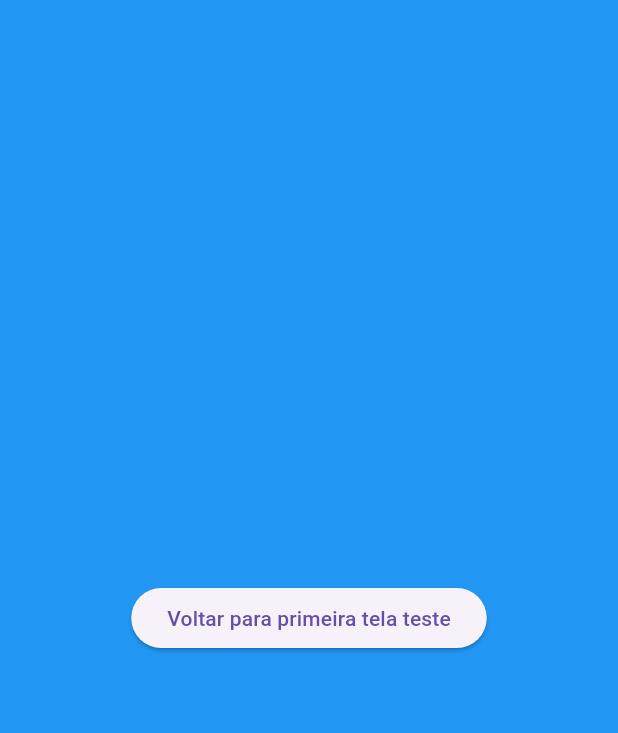
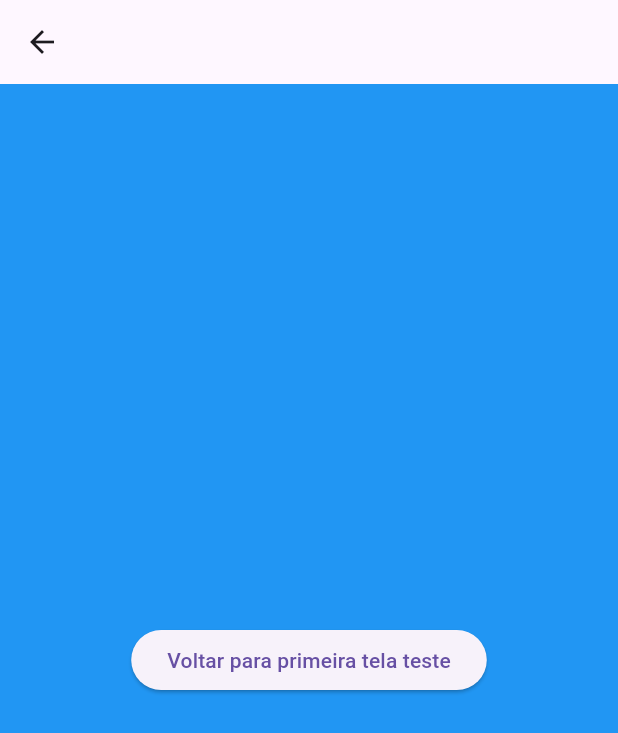
Before and after one commit to venancioalves/estudos-flutter, a Flutter app: the screen it shows after launch, after a tap on "Ir para segunda tela", on a phone screen of 412 x 824 dp. Shown: the top 733 px of the screen. Run offline on Flutter 3.47's test engine with Material 3 defaults, Android fonts, the light colour scheme and no system bars; our stand-ins replace carousel_slider.

Commit message:
Finalização da aula 10

```diff
--- a/FLUTTER-NV1/aula10/lib/one_page.dart
+++ b/FLUTTER-NV1/aula10/lib/one_page.dart
@@ -10,7 +10,9 @@ class OnePage extends StatelessWidget {
       body: Center(
           child: ElevatedButton(
         onPressed: () {
-          Navigator.of(context).pushNamed('/twopage', arguments: 'teste');
+          Navigator.of(context)
+              .pushNamed('/twopage', arguments: 'teste')
+              .then((value) => print(value));
         },
         child: Text('Ir para segunda tela'),
       )),
--- a/FLUTTER-NV1/aula10/lib/two_page.dart
+++ b/FLUTTER-NV1/aula10/lib/two_page.dart
@@ -7,11 +7,12 @@ class TwoPage extends StatelessWidget {
   Widget build(BuildContext context) {
     var args = ModalRoute.of(context)!.settings.arguments as String;
     return Scaffold(
+      appBar: AppBar(),
       backgroundColor: Colors.blue,
       body: Center(
           child: ElevatedButton(
         onPressed: () {
-          Navigator.of(context).pop();
+          Navigator.of(context).pop('Retorno');
         },
         child: Text('Voltar para primeira tela $args'),
       )),
```
